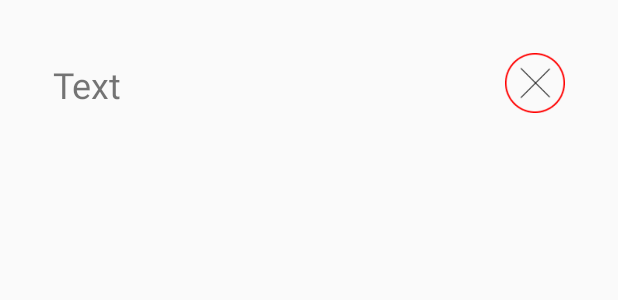
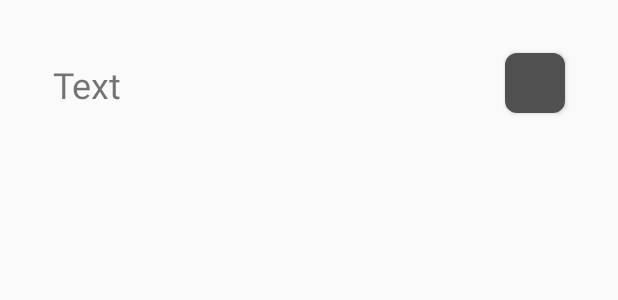
Before and after one commit to snixs/ToDoList, an Android app: the layout rows.xml on its own in the app's theme, with its tools: preview values and no code run, on a phone screen of 412 x 824 dp. Shown: the top 300 px of the screen. Run offline under Robolectric (Android 15) with nearby library versions, the phone set to English and light mode, and no system bars.

```diff
--- a/app/src/main/java/com/grey/todolist/MainActivity.java
+++ b/app/src/main/java/com/grey/todolist/MainActivity.java
@@ -106,10 +106,10 @@ public class MainActivity extends AppCompatActivity {
         if(item.getItemId() == R.id.add_new_task) {
             final EditText userTaskGet = new EditText(this);
             AlertDialog dialog = new AlertDialog.Builder(this)
-                    .setTitle("Add new Task")
-                    .setMessage("What would you like to do")
+                    .setTitle(R.string.add_task)
+                    .setMessage(R.string.add_dialog)
                     .setView(userTaskGet)
-                    .setPositiveButton("Add", new DialogInterface.OnClickListener() {
+                    .setPositiveButton(R.string.add, new DialogInterface.OnClickListener() {
                         @Override
                         public void onClick(DialogInterface dialog, int which) {
                             if(!userTaskGet.getText().toString().matches(""))
@@ -120,7 +120,7 @@ public class MainActivity extends AppCompatActivity {
                             }
                         }
                     })
-                    .setNegativeButton("Cancel", null)
+                    .setNegativeButton(R.string.cancel, null)
                     .create();
             dialog.show();
             return true;
--- a/app/src/main/res/drawable/button_default.xml
+++ b/app/src/main/res/drawable/button_default.xml
@@ -1,9 +1,18 @@
 <?xml version="1.0" encoding="utf-8"?>
-<shape xmlns:android="http://schemas.android.com/apk/res/android">
+<shape
+    xmlns:android="http://schemas.android.com/apk/res/android">
+    <stroke
+        android:width="1dp"
+        android:color="#505050"/>
+    <corners
+        android:radius="7dp" />
 
+    <padding
+        android:left="1dp"
+        android:right="1dp"
+        android:top="1dp"
+        android:bottom="1dp"/>
 
-    <solid
-        android:color="@color/colorPrimaryLight"/>
-    <corners android:radius="10dp"/>
+    <solid android:color="#505050"/>
 
 </shape>
--- a/app/src/main/res/drawable/button_pressed.xml
+++ b/app/src/main/res/drawable/button_pressed.xml
@@ -4,5 +4,15 @@
     <solid
         android:color="@color/colorPrimaryDark"/>
     <corners android:radius="10dp"/>
+     <stroke
+            android:width="1dp"
+            android:color="#505050"/>
+        <corners
+            android:radius="7dp" />
 
+        <padding
+            android:left="1dp"
+            android:right="1dp"
+            android:top="1dp"
+            android:bottom="1dp"/>
 </shape>
--- a/app/src/main/res/layout/rows.xml
+++ b/app/src/main/res/layout/rows.xml
@@ -11,9 +11,9 @@
         android:layout_alignParentEnd="true"
         android:layout_marginTop="35dp"
         android:layout_marginEnd="35dp"
-        android:background="@drawable/xicon"
+        android:background="@drawable/custom_button"
         android:onClick="deleteTask"
-        android:shadowDx="@android:integer/config_shortAnimTime"/>
+/>
 
     <TextView
         android:paddingTop="10dp"
--- a/app/src/main/res/values/strings.xml
+++ b/app/src/main/res/values/strings.xml
@@ -2,4 +2,8 @@
     <string name="app_name">ToDoList</string>
     <string name="text">Text</string>
     <string name="list_name">List Date</string>
+    <string name="add_dialog">What would you like to do</string>
+    <string name="add_task">Add new Task</string>
+    <string name="add">Add</string>
+    <string name="cancel">Cancel</string>
 </resources>
```
Also changed, not shown: 1 other file.
